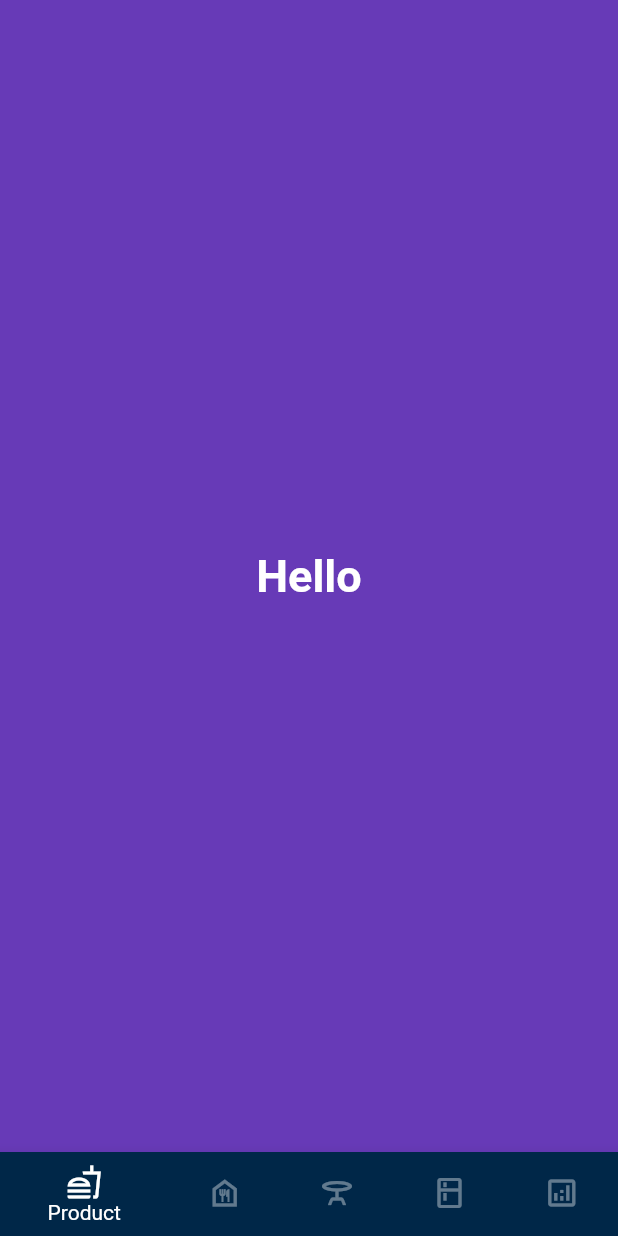
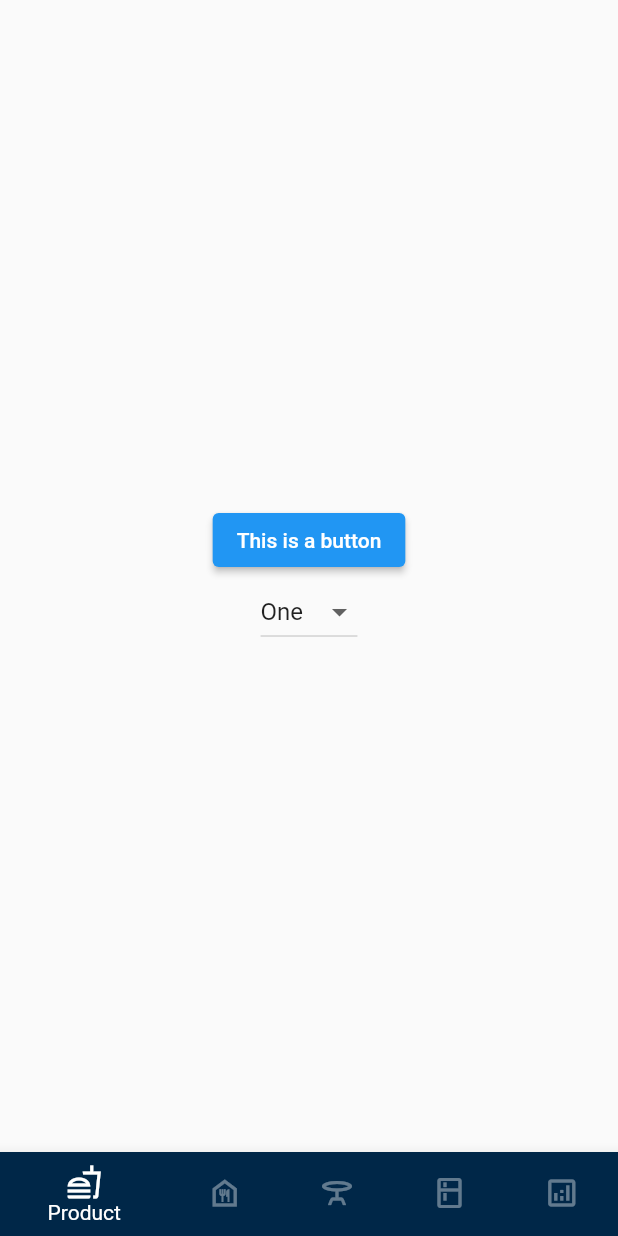
Before and after one commit to samartchai/food_service, a Flutter app: the screen it shows after launch, on a phone screen of 412 x 824 dp. Run offline on Flutter 3.47's test engine with Material 2 defaults, Android fonts, the phone set to English and light mode, and no system bars; our stand-ins replace get.

Commit message:
add elevated button and dropdown

```diff
--- a/lib/controller/bottom_navigation_controller.dart
+++ b/lib/controller/bottom_navigation_controller.dart
@@ -3,6 +3,8 @@
 class BottomNavigationController extends GetxController {
   var selectedIndex = 0.obs;
 
+  RxString dropdownValue = 'one'.obs;
+
   void changeIndex(int index) {
     selectedIndex.value = index;
   }
--- a/lib/main.dart
+++ b/lib/main.dart
@@ -1,6 +1,5 @@
 import 'package:flutter/material.dart';
 import 'package:food_service/view/navigation_bar_page.dart';
-import 'package:food_service/view/product_page.dart';
 
 void main() {
   runApp(const MyApp());
--- a/lib/view/analyze_page.dart
+++ b/lib/view/analyze_page.dart
@@ -10,7 +10,7 @@
       body: Container(
         width: double.infinity,
         height: size.height,
-        decoration: BoxDecoration(color: Colors.deepPurple),
+        decoration: const BoxDecoration(color: Colors.deepPurple),
         child: Center(
           child: Column(
             mainAxisAlignment: MainAxisAlignment.center,
--- a/lib/view/mainkitchen_page.dart
+++ b/lib/view/mainkitchen_page.dart
@@ -10,7 +10,7 @@
       body: Container(
         width: double.infinity,
         height: size.height,
-        decoration: BoxDecoration(color: Colors.deepPurple),
+        decoration: const BoxDecoration(color: Colors.deepPurple),
         child: Center(
           child: Column(
             mainAxisAlignment: MainAxisAlignment.center,
--- a/lib/view/navigation_bar_page.dart
+++ b/lib/view/navigation_bar_page.dart
@@ -12,16 +12,16 @@
       Get.put(BottomNavigationController());
   NavigationPage({Key? key}) : super(key: key);
 
-  Color darkblue = Color(0xff002748);
-  Color darkGreen = Color(0xff007333);
-  Color darkPink = Color(0xffFF35EE);
+  Color darkblue = const Color(0xff002748);
+  Color darkGreen = const Color(0xff007333);
+  Color darkPink = const Color(0xffFF35EE);
 
   final screens = [
-    ProductPage(),
-    OrderPage(),
-    OrderstatusPage(),
-    MainkitchenPage(),
-    AnalyzePage(),
+    const ProductPage(),
+    const OrderPage(),
+    const OrderstatusPage(),
+    const MainkitchenPage(),
+    const AnalyzePage(),
   ];
 
   @override
@@ -46,27 +46,27 @@
             currentIndex: bottomNavigationController.selectedIndex.value,
             items: [
               BottomNavigationBarItem(
-                icon: Icon(Icons.fastfood_outlined),
+                icon: const Icon(Icons.fastfood_outlined),
                 label: "Product",
                 backgroundColor: darkblue,
               ),
-              BottomNavigationBarItem(
+              const BottomNavigationBarItem(
                 icon: Icon(Icons.food_bank_outlined),
                 label: "Order",
                 backgroundColor: Colors.green,
               ),
               BottomNavigationBarItem(
-                icon: Icon(Icons.table_bar_outlined),
+                icon: const Icon(Icons.table_bar_outlined),
                 label: "OrderStatus",
                 backgroundColor: darkGreen,
               ),
-              BottomNavigationBarItem(
+              const BottomNavigationBarItem(
                 icon: Icon(Icons.kitchen_outlined),
                 label: "Mainkitchen",
                 backgroundColor: Colors.red,
               ),
               BottomNavigationBarItem(
-                icon: Icon(Icons.analytics_outlined),
+                icon: const Icon(Icons.analytics_outlined),
                 label: "Analyze",
                 backgroundColor: Colors.brown[800],
               ),
--- a/lib/view/orderstatus_page.dart
+++ b/lib/view/orderstatus_page.dart
@@ -10,7 +10,7 @@
       body: Container(
         width: double.infinity,
         height: size.height,
-        decoration: BoxDecoration(color: Colors.deepPurple),
+        decoration: const BoxDecoration(color: Colors.deepPurple),
         child: Center(
           child: Column(
             mainAxisAlignment: MainAxisAlignment.center,
--- a/lib/view/product_page.dart
+++ b/lib/view/product_page.dart
@@ -1,4 +1,7 @@
 import 'package:flutter/material.dart';
+import 'package:get/get.dart';
+
+import '../controller/bottom_navigation_controller.dart';
 
 class ProductPage extends StatelessWidget {
   const ProductPage({Key? key}) : super(key: key);
@@ -7,22 +10,46 @@
   Widget build(BuildContext context) {
     Size size = MediaQuery.of(context).size;
     return Scaffold(
-      body: Container(
+      body: SizedBox(
         width: double.infinity,
         height: size.height,
-        decoration: BoxDecoration(color: Colors.deepPurple),
+        //decoration: BoxDecoration(color: Colors.deepPurple),
         child: Center(
           child: Column(
             mainAxisAlignment: MainAxisAlignment.center,
-            children: const [
-              Text(
-                "Hello",
-                style: TextStyle(
-                  color: Colors.white,
-                  fontSize: 30,
-                  fontWeight: FontWeight.bold,
-                ),
+            children: [
+              ElevatedButton(
+                onPressed: () {
+                  // do something
+                },
+                child: const Text("This is a button"),
               ),
+              GetBuilder<BottomNavigationController>(
+                builder: (controller) {
+                  return DropdownButton(
+                    value: controller.dropdownValue.value,
+                    items: const [
+                      DropdownMenuItem<String>(
+                        value: 'one',
+                        child: Text("One"),
+                      ),
+                      DropdownMenuItem<String>(
+                        value: 'two',
+                        child: Text("Two"),
+                      ),
+                      DropdownMenuItem<String>(
+                        value: 'three',
+                        child: Text("Three"),
+                      )
+                    ],
+                    onChanged: (value) {
+                      // set value here
+                      controller.dropdownValue.value = value!;
+                      controller.update();
+                    },
+                  );
+                },
+              )
             ],
           ),
         ),
```
Also changed, not shown: lib/view/order_page.dart (+16 -17 lines).
